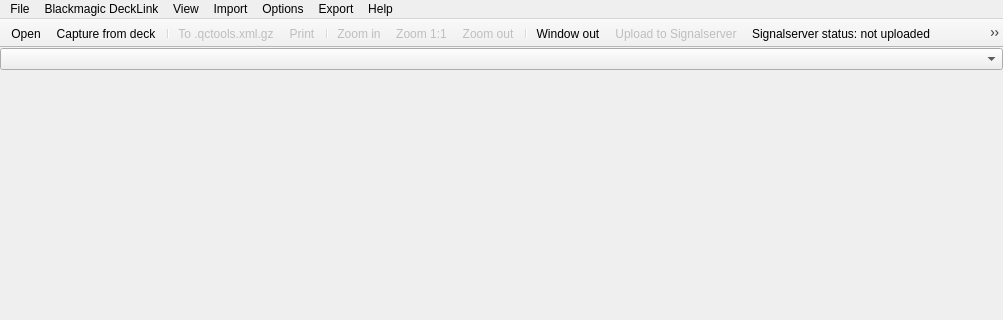
First picture: the form in Source/GUI/mainwindow.ui, repository bavc/qctools, before the edit; both pictures show x 0 to 1003 and y 0 to 320 of the 1003 by 776 pixel window.
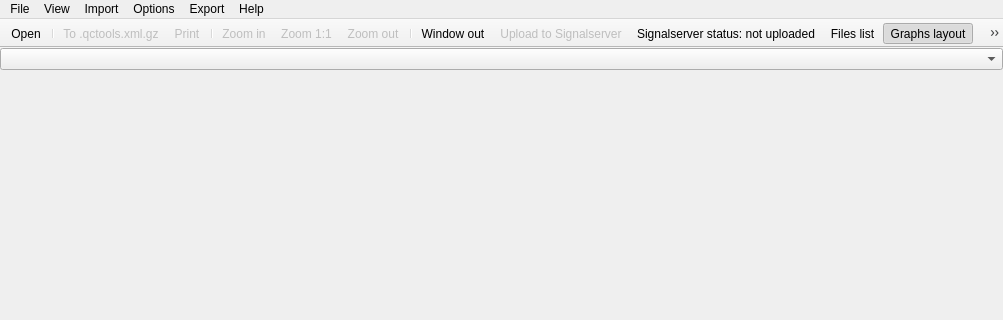
Second picture: the form after the edit. Icons and pictures are not drawn.

Commit message: remove experimental blackmagic integration

```diff
--- a/Source/GUI/mainwindow.ui
+++ b/Source/GUI/mainwindow.ui
@@ -156,14 +156,7 @@
     </property>
     <addaction name="actionPreferences"/>
    </widget>
-   <widget class="QMenu" name="menuBlackmagicDeckLink">
-    <property name="title">
-     <string>Blackmagic DeckLink</string>
-    </property>
-    <addaction name="actionBlackmagicDeckLinkCapture"/>
-   </widget>
    <addaction name="menuFile"/>
-   <addaction name="menuBlackmagicDeckLink"/>
    <addaction name="menuView"/>
    <addaction name="menuImport"/>
    <addaction name="menuOptions"/>
@@ -196,7 +189,6 @@
     <bool>false</bool>
    </attribute>
    <addaction name="actionOpen"/>
-   <addaction name="actionBlackmagicDeckLinkCapture"/>
    <addaction name="separator"/>
    <addaction name="actionExport_XmlGz_Prompt"/>
    <addaction name="actionPrint"/>
@@ -407,11 +399,6 @@
     <string>To sidecar .qctools.xml.gz (All files)</string>
    </property>
   </action>
-  <action name="actionBlackmagicDeckLinkCapture">
-   <property name="text">
-    <string>Capture from deck</string>
-   </property>
-  </action>
   <action name="actionZoomOne">
    <property name="checkable">
     <bool>false</bool>
```
The commit also changes 18 other files.
